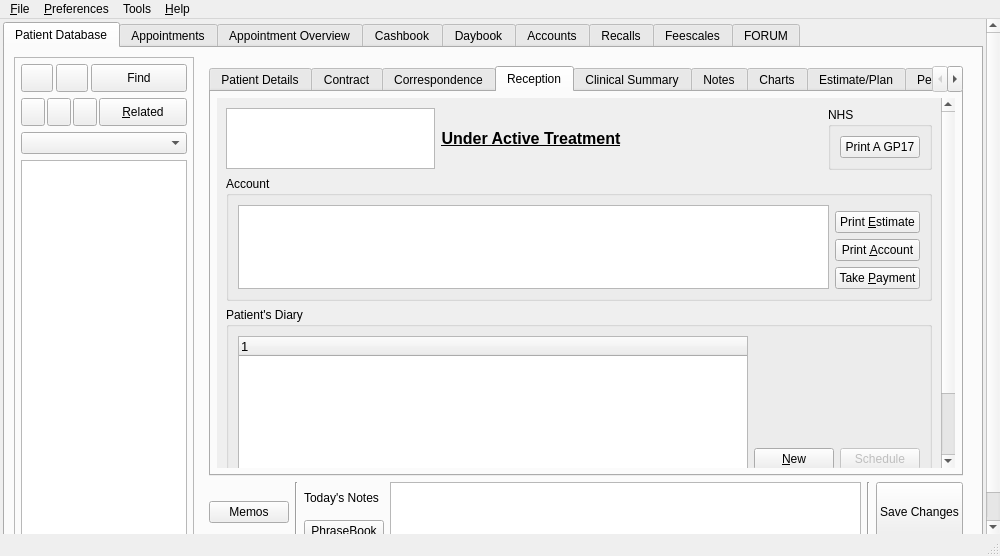
Old version of the form qt-designer/main.ui in the repository rowinggolfer/openmolar1.
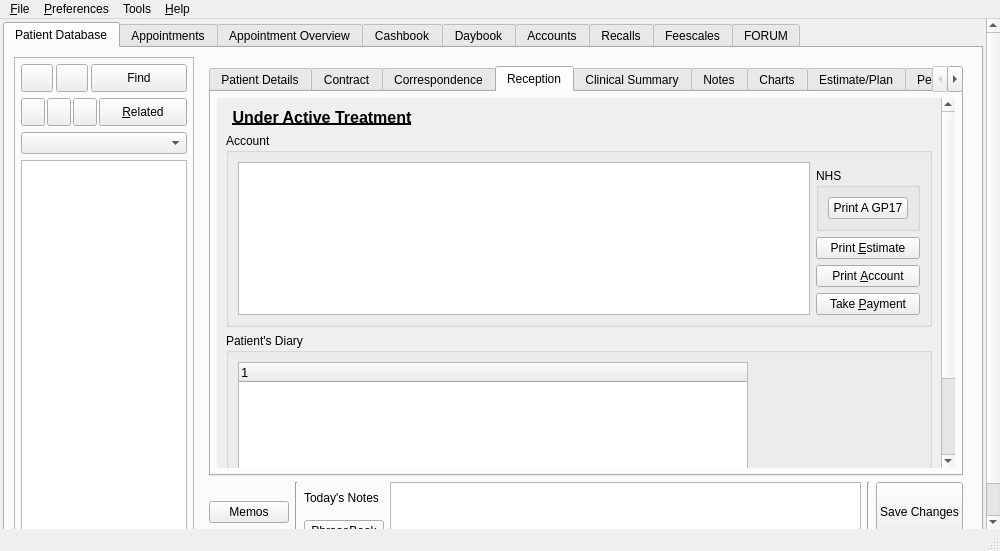
New version of the form. The open tabs and pages were chosen to show the change. Icons and pictures are not drawn.

```diff
--- a/qt-designer/main.ui
+++ b/qt-designer/main.ui
@@ -7,7 +7,7 @@
     <x>0</x>
     <y>0</y>
     <width>1000</width>
-    <height>556</height>
+    <height>551</height>
    </rect>
   </property>
   <property name="sizePolicy">
@@ -2118,29 +2118,10 @@
                         <x>0</x>
                         <y>0</y>
                         <width>720</width>
-                        <height>471</height>
+                        <height>497</height>
                        </rect>
                       </property>
                       <layout class="QGridLayout" name="gridLayout_28">
-                       <item row="0" column="0">
-                        <widget class="QTextEdit" name="adminMemoEdit">
-                         <property name="minimumSize">
-                          <size>
-                           <width>209</width>
-                           <height>0</height>
-                          </size>
-                         </property>
-                         <property name="maximumSize">
-                          <size>
-                           <width>230</width>
-                           <height>61</height>
-                          </size>
-                         </property>
-                         <property name="acceptRichText">
-                          <bool>false</bool>
-                         </property>
-                        </widget>
-                       </item>
                        <item row="0" column="1">
                         <widget class="QLabel" name="underTreatment_label">
                          <property name="font">
@@ -2172,22 +2153,6 @@
                          </property>
                         </spacer>
                        </item>
-                       <item row="0" column="3">
-                        <widget class="QGroupBox" name="NHSadmin_groupBox">
-                         <property name="title">
-                          <string>NHS</string>
-                         </property>
-                         <layout class="QHBoxLayout" name="horizontalLayout_18">
-                          <item>
-                           <widget class="QPushButton" name="printGP17_pushButton">
-                            <property name="text">
-                             <string>Print A GP17</string>
-                            </property>
-                           </widget>
-                          </item>
-                         </layout>
-                        </widget>
-                       </item>
                        <item row="1" column="0" colspan="4">
                         <widget class="QGroupBox" name="adminAccount_groupBox">
                          <property name="sizePolicy">
@@ -2212,7 +2177,7 @@
                           <string>Account</string>
                          </property>
                          <layout class="QGridLayout" name="gridLayout_3">
-                          <item row="0" column="0" rowspan="4">
+                          <item row="0" column="0" rowspan="5">
                            <widget class="QTextBrowser" name="moneytextBrowser">
                             <property name="sizePolicy">
                              <sizepolicy hsizetype="Expanding" vsizetype="Expanding">
@@ -2247,7 +2212,7 @@
                             </property>
                            </spacer>
                           </item>
-                          <item row="1" column="1">
+                          <item row="2" column="1">
                            <widget class="QPushButton" name="printEst_pushButton">
                             <property name="maximumSize">
                              <size>
@@ -2264,7 +2229,7 @@
                             </property>
                            </widget>
                           </item>
-                          <item row="2" column="1">
+                          <item row="3" column="1">
                            <widget class="QPushButton" name="printAccount_pushButton">
                             <property name="maximumSize">
                              <size>
@@ -2281,7 +2246,7 @@
                             </property>
                            </widget>
                           </item>
-                          <item row="3" column="1">
+                          <item row="4" column="1">
                            <widget class="QPushButton" name="takePayment_pushButton">
                             <property name="maximumSize">
                              <size>
@@ -2298,6 +2263,22 @@
                             </property>
                            </widget>
                           </item>
+                          <item row="1" column="1">
+                           <widget class="QGroupBox" name="NHSadmin_groupBox">
+                            <property name="title">
+                             <string>NHS</string>
+                            </property>
+                            <layout class="QHBoxLayout" name="horizontalLayout_18">
+                             <item>
+                              <widget class="QPushButton" name="printGP17_pushButton">
+                               <property name="text">
+                                <string>Print A GP17</string>
+                               </property>
+                              </widget>
+                             </item>
+                            </layout>
+                           </widget>
+                          </item>
                          </layout>
                         </widget>
                        </item>
```
Left out of the diff: 52 changed lines with no effect on the pictures.
